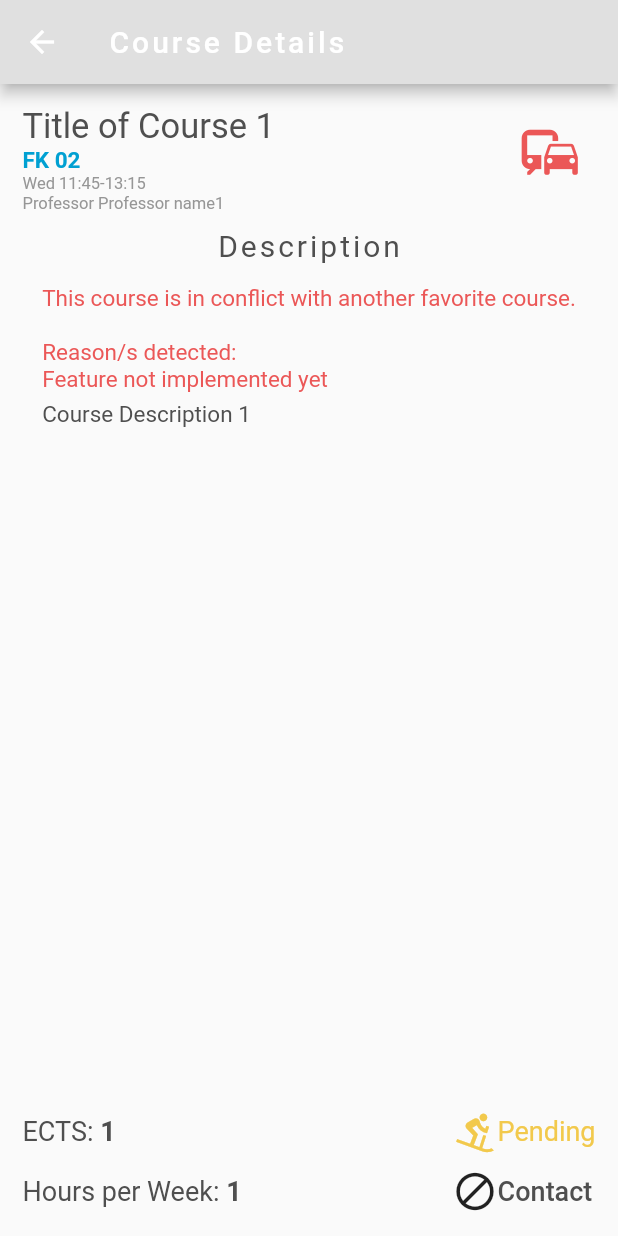
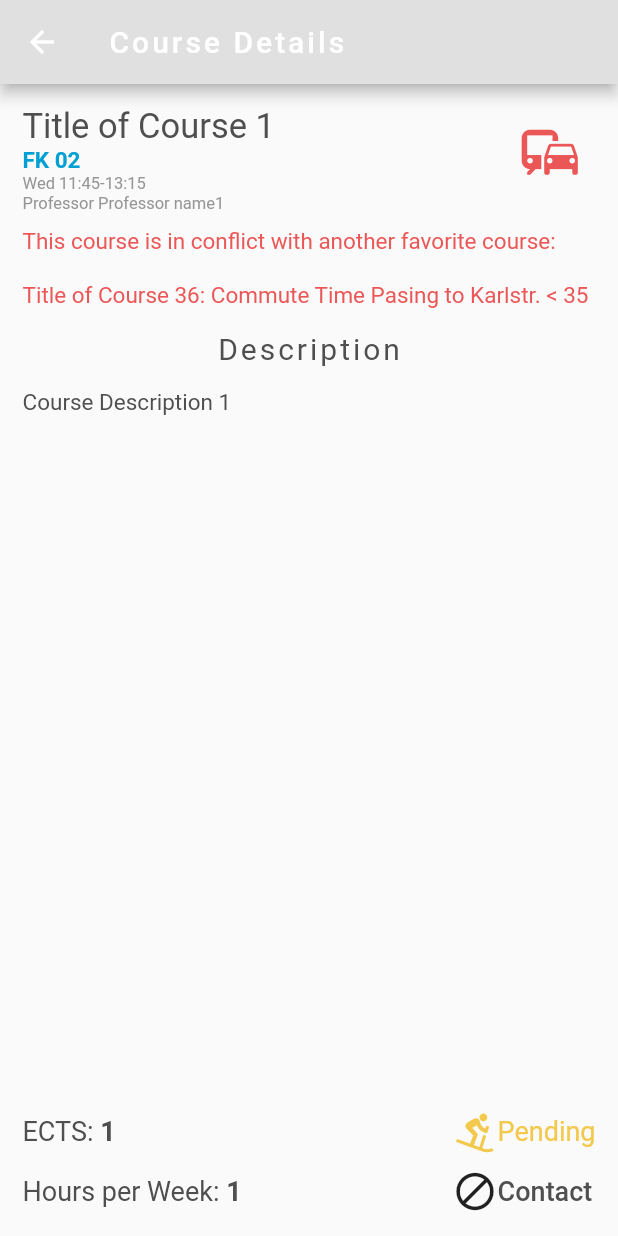
Before and after one commit to mobileappdevhm/dev-team-1-cie-app-in-flutter, a Flutter app: the CourseDetails screen opened directly with empty values, after a tap on the "compare arrows" icon, on a phone screen of 412 x 824 dp. Run offline on Flutter 3.47's test engine with Material 2 defaults, Android fonts, the phone set to English and light mode, and no system bars; our stand-ins replace connectivity; missing offline and left inert: progress_hud; accounts and stored records are empty.

Commit message:
Reasons why there is a conflict are now displayed

```diff
--- a/lib/presenter/courseListPresenter.dart
+++ b/lib/presenter/courseListPresenter.dart
@@ -6,6 +6,7 @@ import 'package:cie_team1/model/course/courses.dart';
 import 'package:cie_team1/model/user/currentUser.dart';
 import 'package:cie_team1/utils/fileStore.dart';
 import 'dart:convert';
+import 'dart:math';
 
 abstract class CourseListViewContract {
   //Todo: Needed in future
@@ -197,8 +198,13 @@ class CourseListPresenter {
 
   //If lectures of this course conflicts with other favourite lecture return true
   bool checkIfConflictsOtherFavoriteLecture(Lecture lecture) {
-    return getFavouriteLectures().any((otherFavorite) =>
-        _checkTimeConflict(lecture, otherFavorite));
+    return getFavouriteLectures()
+        .any((otherFavorite) => _checkTimeConflict(lecture, otherFavorite));
+  }
+
+  //If lectures of this course conflicts with other favourite lecture return true
+  List<Lecture> getConflictingLectures(int id) {
+    return getFavouriteLectures().where((l) => getCourses()[id].lecturesPerWeek.any((c) => _checkTimeConflict(c, l))).toList();
   }
 
   bool _checkTimeConflict(Lecture thisFavorite, Lecture otherFavorite) {
@@ -281,16 +287,66 @@ class CourseListPresenter {
         " minutes.\n\nYou may not arrive to class on time.";
   }
 
-  String getCourseDescriptionConflictText(int id) {
-    String reason = "";
+  //Returns a list with two strings
+  List<String> getCourseDescriptionConflictText(int id) {
+    List<String> reason = new List<String>();
 
     if (getCourses()[id].isFavourite)
-      reason += "This course is in conflict with another favorite course.\n\nReason/s detected:\nFeature not implemented yet";
+      reason.add(StaticVariables.COURSE_DESCRIPTION_CONFLICTS_WITH_OTHER_FAVORIT);
     else
-      reason += "This course is unlikely to be chosen together with another favorite course.\n\nReason/s detected:\nFeature not implemented yet";
+      reason.add(StaticVariables.COURSE_DESCRIPTION_CONFLICTS_WITH_FAVORIT);
+
+    //Find courses who conflicts and why there is a conflict
+    List<Lecture> conflicts = getConflictingLectures(id);
+    if (conflicts != null) {
+      Set<Course> conflictingCourses =
+      conflicts.map((l) => l.course).toSet();
+      conflictingCourses.forEach(
+              (c) => reason.insert(1, "\n" + _getConflictReasonText(getCourses()[id], c)));
+    }
 
     return reason;
   }
 
+  //Generated a text which shows the user why this course conflicts with other courses
+  String _getConflictReasonText(Course thisFavorite, Course otherFavorite) {
+    String result = otherFavorite.name + ": ";
 
+    //
+
+    //Add commute time conflict text
+    thisFavorite.lecturesPerWeek
+        .forEach((l) => otherFavorite.lecturesPerWeek
+            .forEach((f) => result += _getLectureConflictProblemText(l, f)));
+    //timeBetweenLecturesText.forEach((res) => result += res);
+
+    return result;
+  }
+
+  //Compare two lectues and return error text if they conflict
+  String _getLectureConflictProblemText(Lecture l, Lecture f) {
+    String result = "";
+
+    if (_getTimeBetweenLectures(l, f) < 0) {
+      result += "Lectures at same time";
+    } else {
+      Campus campusOne = l.campus;
+      Campus campusTwo = f.campus;
+      if (campusOne == Campus.LOTHSTRASSE && campusTwo == Campus.KARLSTRASSE ||
+          campusTwo == Campus.LOTHSTRASSE && campusOne == Campus.KARLSTRASSE) {
+        result += "Commute Time Lothstr. to Karlstr. < " +
+            StaticVariables.CAMPUS_COMMUTE_MIN_LOTH_KARL.toString();
+      } else
+      if (campusOne == Campus.LOTHSTRASSE && campusTwo == Campus.PASING ||
+          campusTwo == Campus.LOTHSTRASSE && campusOne == Campus.PASING) {
+        result += "Commute Time Lothstr. to Pasing < " +
+            StaticVariables.CAMPUS_COMMUTE_MIN_LOTH_PAS.toString();
+      } else {
+        result += "Commute Time Pasing to Karlstr. < " +
+            StaticVariables.CAMPUS_COMMUTE_MIN_PAS_KARL.toString();
+      }
+    }
+
+    return result;
+  }
 }
--- a/lib/utils/cieStyle.dart
+++ b/lib/utils/cieStyle.dart
@@ -221,6 +221,20 @@ class CiEStyle {
     );
   }
 
+  static TextStyle getCourseDetailsConflictReasonWarningText() {
+    return new TextStyle(
+      fontSize: 15.0,
+      color: CiEColor.red,
+    );
+  }
+
+  static TextStyle getCourseDetailsConflictReasonNotificationText() {
+    return new TextStyle(
+      fontSize: 15.0,
+      color: CiEColor.yellow,
+    );
+  }
+
   static TextStyle getCourseConflictNotificationStyle() {
     return new TextStyle(
       fontSize: 15.0,
--- a/lib/utils/staticVariables.dart
+++ b/lib/utils/staticVariables.dart
@@ -77,4 +77,6 @@ class StaticVariables {
 
   static String COURSE_CONFLICTS_WITH_OTHER_FAVORIT = "Conflicts with other Favorit";
   static String COURSE_CONFLICTS_WITH_FAVORIT = "Conflicts with a Favorit";
+  static String COURSE_DESCRIPTION_CONFLICTS_WITH_OTHER_FAVORIT = "This course is in conflict with another favorite course:";
+  static String COURSE_DESCRIPTION_CONFLICTS_WITH_FAVORIT = "This course is unlikely to be chosen together with another favorite course:";
 }
--- a/lib/widgets/courseDetails.dart
+++ b/lib/widgets/courseDetails.dart
@@ -42,7 +42,6 @@ class _CourseDetailsState extends State<CourseDetails> {
           child: new Column(
             children: <Widget>[
               buildTitleRow(),
-              buildDescriptionHeadingRow(),
               new Expanded(
                 child: buildDescriptionRow(),
               ),
@@ -93,18 +92,37 @@ class _CourseDetailsState extends State<CourseDetails> {
     else
       conflictTextStyle = CiEStyle.getCourseDetailsConflictNotificationText();
 
+    TextStyle conflictReasonTextStyle;
+    if (presenter.getCourses()[id].isFavourite)
+      conflictReasonTextStyle = CiEStyle.getCourseDetailsConflictReasonWarningText();
+    else
+      conflictReasonTextStyle = CiEStyle.getCourseDetailsConflictReasonNotificationText();
+
+    List<String> conflictText = presenter.getCourseDescriptionConflictText(id);
+
     return new SingleChildScrollView(
       child: new Column(
         mainAxisAlignment: MainAxisAlignment.start,
         crossAxisAlignment: CrossAxisAlignment.start,
         children: <Widget>[
           presenter.checkIfConflictsOtherFavoriteCourse(id) ? new Padding(
-            padding: new EdgeInsets.fromLTRB(0.0, 0.0, 0.0, 5.0),
-            child: new Text(
-              presenter.getCourseDescriptionConflictText(id),
-              style: conflictTextStyle,
-            ),
+            padding: new EdgeInsets.fromLTRB(0.0, 10.0, 0.0, 5.0),
+            child: new Column(
+              mainAxisAlignment: MainAxisAlignment.start,
+              crossAxisAlignment: CrossAxisAlignment.start,
+              children: <Widget>[
+                new Text(
+                  conflictText[0],
+                  style: conflictTextStyle,
+                ),
+                new Text(
+                  conflictText[1],
+                  style: conflictReasonTextStyle,
+                ),
+              ],
+            )
           ) : new Container(),
+          buildDescriptionHeadingRow(),
           new Text(
             textToShow,
             style: CiEStyle.getCourseDetailsDescription(),
```
